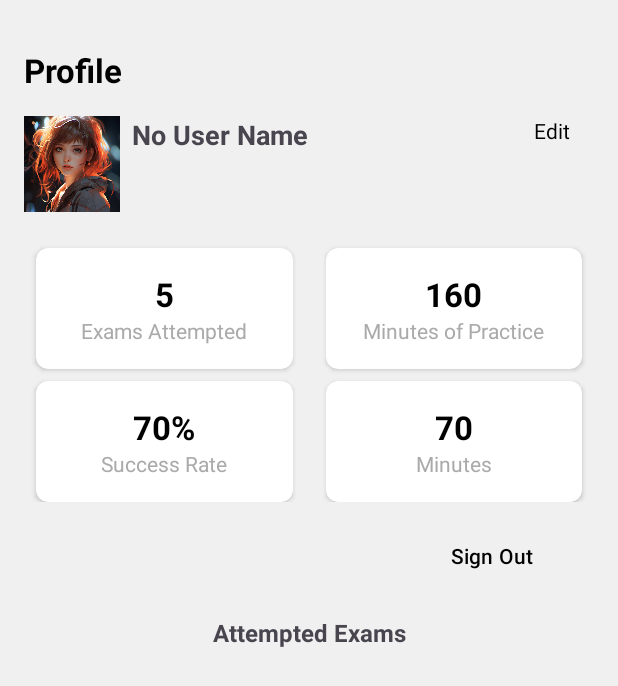
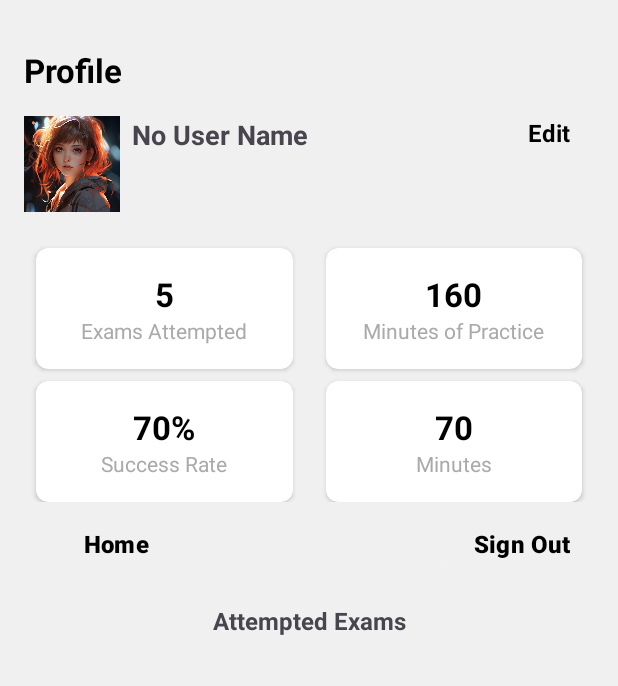
Before and after one commit to adarshaketh/examease, an Android app: the activity_profile screen opened directly, with no data from a screen before it, on a phone screen of 412 x 824 dp. Shown: the top 686 px of the screen. Run offline under Robolectric (Android 15) with nearby library versions, the phone set to English and light mode, and no system bars; our stand-ins replace Firebase (no records; nobody signed in at launch, a user with empty details on screens opened directly).

Commit message:
profile to home hyperlink

```diff
--- a/app/src/main/java/com/example/examease/profile/activity_profile.java
+++ b/app/src/main/java/com/example/examease/profile/activity_profile.java
@@ -4,6 +4,7 @@ import android.annotation.SuppressLint;
 import android.content.Intent;
 import android.content.SharedPreferences;
 import android.os.Bundle;
+import android.view.View;
 import android.widget.Button;
 import android.widget.TextView;
 import android.widget.Toast;
@@ -14,6 +15,7 @@ import androidx.recyclerview.widget.RecyclerView;
 
 import com.example.examease.R;
 import com.example.examease.auth.Login;
+import com.example.examease.misc.Home;
 import com.google.firebase.auth.FirebaseAuth;
 import com.google.firebase.auth.FirebaseUser;
 import com.google.firebase.firestore.FirebaseFirestore;
@@ -53,6 +55,7 @@ public class activity_profile extends AppCompatActivity {
         successRate = findViewById(R.id.success_rate);
         totalExamTime = findViewById(R.id.average_time);  // This is the TextView in the 4th card
         Button signOutButton = findViewById(R.id.btn_signout);
+        Button homeButton = findViewById(R.id.btn_home);
         TextView editProfile = findViewById(R.id.edit_profile);  // Edit Profile Button
         recyclerView = findViewById(R.id.attempted_exams_recyclerview);
 
@@ -98,6 +101,13 @@ public class activity_profile extends AppCompatActivity {
             startActivity(intent);
 
             // Finish the profile activity
+            finish();
+        });
+
+        homeButton.setOnClickListener(v -> {
+            // Create an intent to navigate to the login activity
+            Intent intent = new Intent(activity_profile.this, Home.class);
+            startActivity(intent);
             finish();
         });
     }
--- a/app/src/main/res/layout/activity_exam_result_summary.xml
+++ b/app/src/main/res/layout/activity_exam_result_summary.xml
@@ -203,7 +203,8 @@
         android:layout_height="wrap_content"
         android:text="View All Results"
         android:textColor="#FFFFFF"
-        android:background="@drawable/button_background"
+        android:backgroundTint="#6A5CFF"
+
         android:paddingLeft="32dp"
         android:paddingRight="32dp"
         android:paddingTop="12dp"
--- a/app/src/main/res/layout/activity_profile.xml
+++ b/app/src/main/res/layout/activity_profile.xml
@@ -1,6 +1,7 @@
 <androidx.constraintlayout.widget.ConstraintLayout
     xmlns:android="http://schemas.android.com/apk/res/android"
     xmlns:app="http://schemas.android.com/apk/res-auto"
+    xmlns:tools="http://schemas.android.com/tools"
     android:layout_width="match_parent"
     android:layout_height="match_parent"
     android:background="#F0F0F0"
@@ -55,17 +56,15 @@
         app:layout_constraintStart_toEndOf="@id/profile_image"
         app:layout_constraintTop_toBottomOf="@id/profile_name"/>
 
-    <!-- Edit Icon -->
-
-    <!-- Stats Section with CardViews -->
+    <!-- Edit Profile Button -->
     <TextView
         android:id="@+id/edit_profile"
         android:layout_width="wrap_content"
         android:layout_height="wrap_content"
         android:layout_marginEnd="16dp"
-        android:text="Edit"
+        android:text="@string/edit"
         android:textColor="@android:color/black"
-        android:textSize="14sp"
+        android:textSize="16sp"
         app:layout_constraintEnd_toEndOf="parent"
         app:layout_constraintTop_toTopOf="@id/profile_image" />
 
@@ -229,20 +228,35 @@
     </androidx.constraintlayout.widget.ConstraintLayout>
 
     <!-- Sign Out Button -->
+
+    <!-- Attempted Exams Section Title -->
+
     <Button
         android:id="@+id/btn_signout"
         android:layout_width="wrap_content"
         android:layout_height="wrap_content"
-        android:layout_marginTop="12dp"
-        android:text="Sign Out"
+        android:layout_marginStart="276dp"
+        android:layout_marginTop="4dp"
+        android:backgroundTint="#F0F0F0"
+        android:text="@string/sign_out"
         android:textColor="@color/black"
-        android:backgroundTint="#F0F0F0"
-        app:layout_constraintEnd_toEndOf="parent"
-        app:layout_constraintHorizontal_bias="0.942"
+        android:textSize="16sp"
         app:layout_constraintStart_toStartOf="parent"
         app:layout_constraintTop_toBottomOf="@id/stats_grid" />
 
-    <!-- Attempted Exams Section Title -->
+    <Button
+        android:id="@+id/btn_home"
+        android:layout_width="wrap_content"
+        android:layout_height="wrap_content"
+        android:layout_marginStart="16dp"
+        android:layout_marginTop="4dp"
+        android:backgroundTint="#F0F0F0"
+        android:textSize="16sp"
+        android:text="@string/home"
+        android:textColor="@color/black"
+        app:layout_constraintStart_toStartOf="parent"
+        app:layout_constraintTop_toBottomOf="@id/stats_grid" />
+
     <TextView
         android:id="@+id/attempted_exams_title"
         android:layout_width="wrap_content"
@@ -263,5 +277,4 @@
         android:layout_marginTop="16dp"
         app:layout_constraintTop_toBottomOf="@id/attempted_exams_title"
         app:layout_constraintBottom_toBottomOf="parent"/>
-
 </androidx.constraintlayout.widget.ConstraintLayout>
--- a/app/src/main/res/values/strings.xml
+++ b/app/src/main/res/values/strings.xml
@@ -42,4 +42,7 @@
     <string name="option_1">Option 1</string>
     <string name="note_select_any_one_option_below">Note: Select any one option below</string>
     <string name="question">Question</string>
+    <string name="edit"><b>Edit</b></string>
+    <string name="home"><b>Home</b></string>
+    <string name="sign_out"><b>Sign Out</b></string>
 </resources>
```
